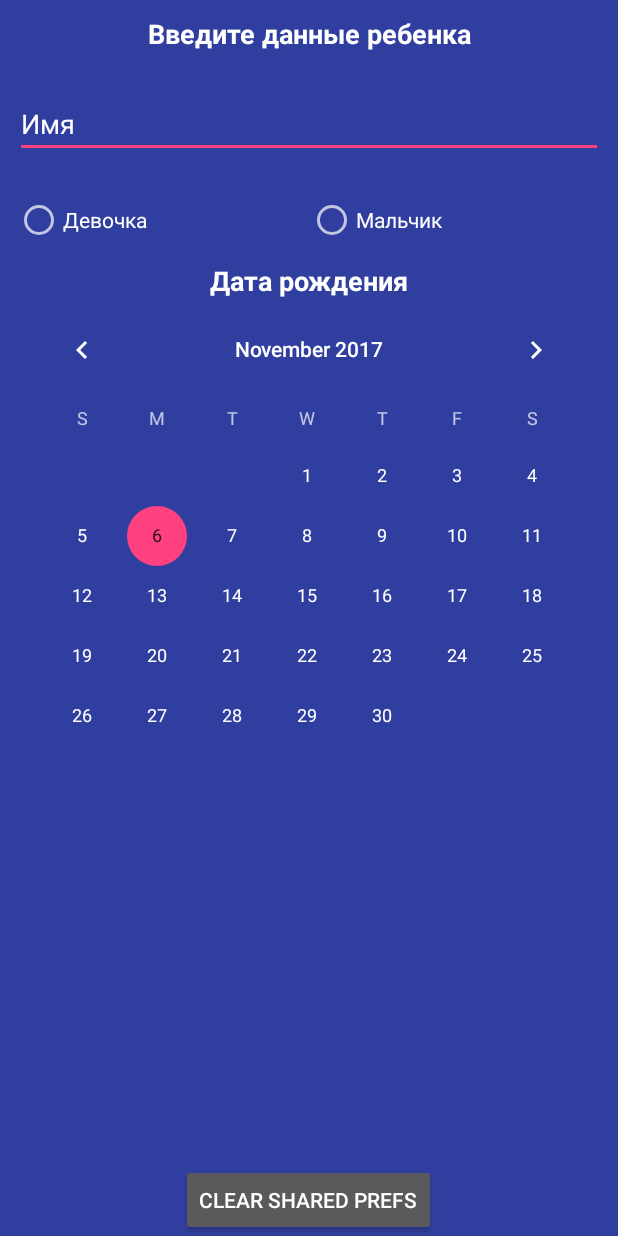
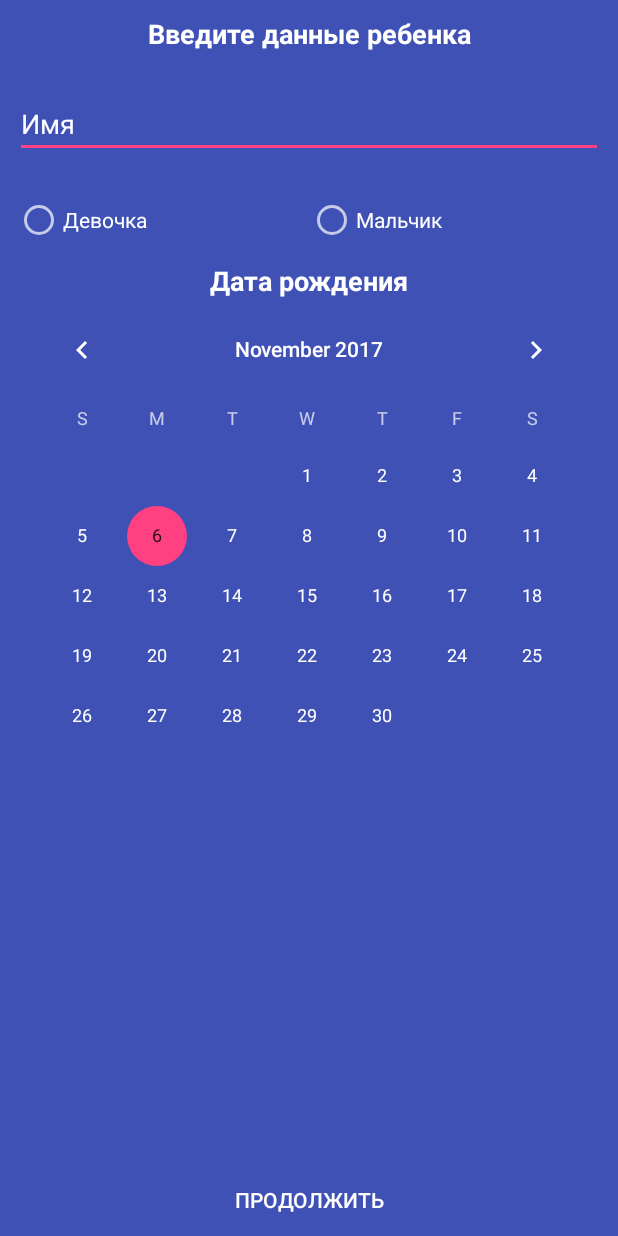
Before and after one commit to arepina/MomAndBaby, an Android app: the BabyInfoActivity screen opened directly, with no data from a screen before it, on a phone screen of 412 x 824 dp. Run offline under Robolectric (Android 15) with nearby library versions, the phone set to English and light mode, and no system bars; 1 statement that could not run was skipped.

```diff
--- a/app/build.gradle
+++ b/app/build.gradle
@@ -26,5 +26,6 @@ dependencies {
     })
     compile 'com.android.support:appcompat-v7:26.+'
     compile 'com.matthew-tamlin:sliding-intro-screen:3.2.0'
+    compile 'com.android.support.constraint:constraint-layout:1.0.2'
     testCompile 'junit:junit:4.12'
 }
--- a/app/src/main/java/com/repina/anastasia/momandbaby/BabyInfoActivity.java
+++ b/app/src/main/java/com/repina/anastasia/momandbaby/BabyInfoActivity.java
@@ -45,4 +45,5 @@ public class BabyInfoActivity extends AppCompatActivity {
 				MODE_PRIVATE);
 		sp.edit().putBoolean(DotsActivity.DISPLAY_ONCE_KEY, false).apply();
 	}
+
 }
--- a/app/src/main/res/layout/activity_baby_info.xml
+++ b/app/src/main/res/layout/activity_baby_info.xml
@@ -4,7 +4,7 @@
 	xmlns:tools="http://schemas.android.com/tools"
 	android:layout_width="match_parent"
 	android:layout_height="match_parent"
-	android:background="@color/colorPrimaryDark"
+	android:background="@color/colorPrimary"
 	tools:context="com.repina.anastasia.momandbaby.BabyInfoActivity">
 
 	<TextView
@@ -19,7 +19,7 @@
 		android:layout_marginLeft="@dimen/main_margin"
 		android:layout_marginRight="@dimen/main_margin"
 		android:layout_marginTop="@dimen/main_margin"
-		android:text="Введите данные ребенка"
+		android:text="@string/enter_the_data"
 		android:textAlignment="center"
 		android:textColor="@color/colorText"
 		android:textSize="@dimen/text_size"
@@ -37,69 +37,74 @@
 		android:layout_marginTop="@dimen/margin_prev_top"
 		android:ems="10"
 		android:inputType="textPersonName"
-		android:text="Имя"
+		android:text="@string/name"
 		android:textSize="@dimen/text_size" />
 
-	<LinearLayout
-		android:id="@+id/linearLayout"
+	<RadioGroup
+		android:id="@+id/radioGroup"
 		android:layout_width="match_parent"
 		android:layout_height="wrap_content"
+		android:layout_alignEnd="@+id/editText"
+		android:layout_alignLeft="@+id/editText"
+		android:layout_alignRight="@+id/editText"
+		android:layout_alignStart="@+id/editText"
 		android:layout_below="@+id/editText"
 		android:layout_marginTop="@dimen/margin_prev_top"
-		android:orientation="horizontal"
-		android:layout_alignLeft="@+id/editText"
-		android:layout_alignStart="@+id/editText"
-		android:layout_alignRight="@+id/editText"
-		android:layout_alignEnd="@+id/editText">
+		android:layout_weight="1"
+		android:orientation="horizontal">
 
 		<RadioButton
 			android:id="@+id/radioButton3"
 			android:layout_width="wrap_content"
 			android:layout_height="wrap_content"
 			android:layout_weight="1"
-			android:text="Девочка" />
+			android:text="@string/girl" />
 
 		<RadioButton
 			android:id="@+id/radioButton4"
 			android:layout_width="wrap_content"
 			android:layout_height="wrap_content"
 			android:layout_weight="1"
-			android:text="Мальчик" />
-	</LinearLayout>
+			android:text="@string/boy" />
+	</RadioGroup>
 
 	<CalendarView
 		android:id="@+id/calendarView2"
 		android:layout_width="wrap_content"
 		android:layout_height="wrap_content"
-		android:layout_below="@+id/textView6"
+		android:layout_alignEnd="@+id/textView6"
 		android:layout_alignLeft="@+id/textView6"
+		android:layout_alignRight="@+id/textView6"
 		android:layout_alignStart="@+id/textView6"
-		android:layout_alignRight="@+id/textView6"
-		android:layout_alignEnd="@+id/textView6" />
+		android:layout_below="@+id/textView6" />
 
 	<TextView
 		android:id="@+id/textView6"
 		android:layout_width="wrap_content"
 		android:layout_height="wrap_content"
-		android:layout_alignLeft="@+id/linearLayout"
-		android:layout_alignStart="@+id/linearLayout"
-		android:layout_below="@+id/linearLayout"
+		android:layout_alignEnd="@+id/radioGroup"
+		android:layout_alignLeft="@+id/radioGroup"
+		android:layout_alignRight="@+id/radioGroup"
+		android:layout_alignStart="@+id/radioGroup"
+		android:layout_below="@+id/radioGroup"
 		android:layout_marginTop="12dp"
-		android:text="Дата рождения"
-		android:layout_alignRight="@+id/linearLayout"
-		android:layout_alignEnd="@+id/linearLayout"
+		android:text="@string/birthday"
 		android:textAlignment="center"
 		android:textColor="@color/colorText"
 		android:textSize="@dimen/text_size"
-		android:textStyle="bold"/>
+		android:textStyle="bold" />
 
 	<Button
-		android:id="@+id/clear_shared_prefs_button"
+		android:id="@+id/nextButton"
 		android:layout_width="wrap_content"
 		android:layout_height="wrap_content"
 		android:layout_alignParentBottom="true"
-		android:layout_centerHorizontal="true"
-		android:text="Clear shared prefs" />
+		android:background="@android:color/transparent"
+		android:text="@string/next"
+		android:layout_alignLeft="@+id/calendarView2"
+		android:layout_alignStart="@+id/calendarView2"
+		android:layout_alignRight="@+id/calendarView2"
+		android:layout_alignEnd="@+id/calendarView2" />
 
 
 </RelativeLayout>
--- a/app/src/main/res/values/strings.xml
+++ b/app/src/main/res/values/strings.xml
@@ -1,3 +1,11 @@
 <resources>
     <string name="app_name">MomAndBaby</string>
+    <string name="steps">шагов сегодня</string>
+    <string name="battery">заряд батареи</string>
+    <string name="birthday">Дата рождения</string>
+    <string name="girl">Девочка</string>
+    <string name="boy">Мальчик</string>
+    <string name="name">Имя</string>
+    <string name="enter_the_data">Введите данные ребенка</string>
+    <string name="next">Продолжить</string>
 </resources>
```
Also changed, not shown: app/src/main/AndroidManifest.xml (+7 -6 lines), app/src/main/java/com/repina/anastasia/momandbaby/DotsActivity.java (+3 -45 lines), app/src/main/java/com/repina/anastasia/momandbaby/MiBandActivity.java (added, +13 -0 lines), app/src/main/res/layout/activity_mi_band.xml (added, +57 -0 lines), app/src/main/res/layout/number_fragment.xml (deleted, +0 -13 lines), app/src/main/res/raw/back.png (deleted), app/src/main/res/raw/front.png (deleted).
